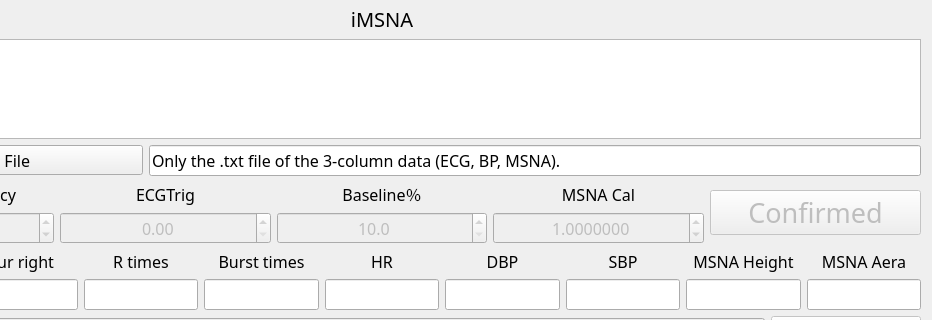
Old version of the form main.ui in the repository CC5103/MSNA-Analyzer; both pictures show x 168 to 1100 and y 287 to 607 of the 1100 by 700 pixel window.
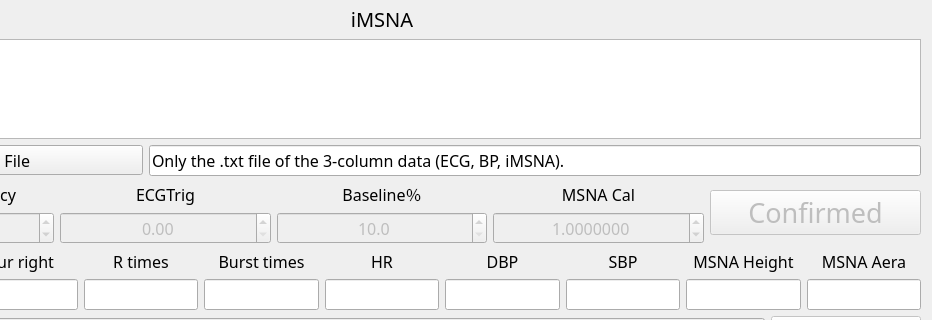
New version of the form. Custom widgets are drawn as their Qt base class.

Commit message: Update text to reflect iMSNA in data description

The edit to the form file:
```diff
--- a/main.ui
+++ b/main.ui
@@ -198,7 +198,7 @@
         </font>
        </property>
        <property name="text">
-        <string>Only the .txt file of the 3-column data (ECG, BP, MSNA).</string>
+        <string>Only the .txt file of the 3-column data (ECG, BP, iMSNA).</string>
        </property>
        <property name="readOnly">
         <bool>true</bool>
```
